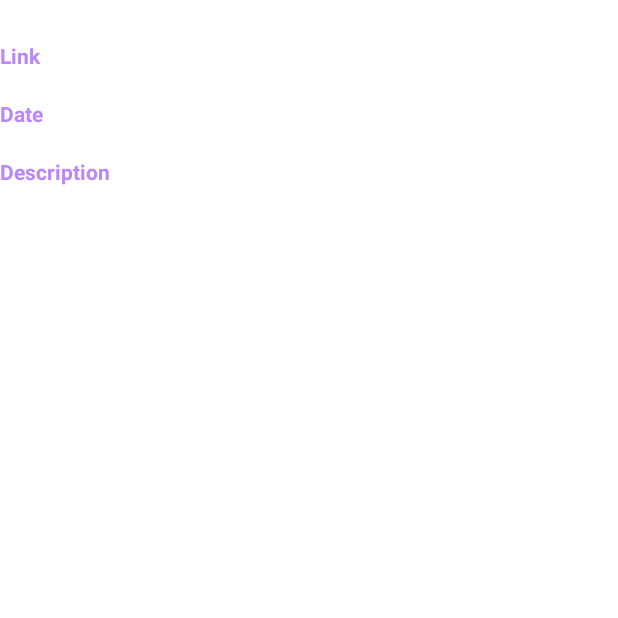
After one commit to HelloNYAC/FinalProject_CST2335, an Android app: the SoccerNewsDetailPage screen opened directly, with no data from a screen before it, on a phone screen of 412 x 824 dp, the top half of it. The commit adds this screen. Run offline under Robolectric (Android 15) with nearby library versions, the phone set to English and light mode, and no system bars.

Commit message:
soccer games milestone1

```diff
--- a/app/src/main/AndroidManifest.xml
+++ b/app/src/main/AndroidManifest.xml
@@ -1,6 +1,8 @@
 <?xml version="1.0" encoding="utf-8"?>
 <manifest xmlns:android="http://schemas.android.com/apk/res/android"
     package="com.finalproject_cst2335">
+
+    <uses-permission android:name="android.permission.INTERNET"/>
 
     <application
         android:allowBackup="true"
@@ -9,6 +11,8 @@
         android:roundIcon="@mipmap/ic_launcher_round"
         android:supportsRtl="true"
         android:theme="@style/Theme.FinalProject_CST2335">
+        <activity android:name=".soccergames.SoccerNewsDetailPage"></activity>
+        <activity android:name=".soccergames.SoccerGameHomePage" />
         <activity android:name=".HomePage">
             <intent-filter>
                 <action android:name="android.intent.action.MAIN" />
--- /dev/null
+++ b/app/src/main/java/com/finalproject_cst2335/soccergames/SoccerNewsDetailPage.java
@@ -0,0 +1,45 @@
+package com.finalproject_cst2335.soccergames;
+
+import androidx.appcompat.app.AppCompatActivity;
+
+import android.os.Bundle;
+import android.widget.TextView;
+
+import com.finalproject_cst2335.R;
+import com.finalproject_cst2335.soccergames.entities.SoccerNews;
+
+public class SoccerNewsDetailPage extends AppCompatActivity {
+
+    /**
+     * components
+     */
+    private TextView titleTv;
+    private TextView linkTv;
+    private TextView dateTv;
+    private TextView descTv;
+    private SoccerNews soccerNews;
+
+    /**
+     * method for initiation
+     * @param savedInstanceState
+     */
+    @Override
+    protected void onCreate(Bundle savedInstanceState) {
+        super.onCreate(savedInstanceState);
+        setContentView(R.layout.activity_soccer_news_detail_page);
+
+        titleTv = findViewById(R.id.sc_news_title);
+        linkTv = findViewById(R.id.sc_detail_link);
+        dateTv = findViewById(R.id.sc_detail_date);
+        descTv = findViewById(R.id.sc_detail_desc);
+
+        soccerNews = (SoccerNews) getIntent().getSerializableExtra(SoccerGameHomePage.SOCCER_NEWS_DETAIL);
+
+        if( soccerNews != null){
+            titleTv.setText(soccerNews.getTitle());
+            linkTv.setText(soccerNews.getArticleUrl());
+            dateTv.setText(soccerNews.getDate());
+            descTv.setText(soccerNews.getDescription());
+        }
+    }
+}
--- /dev/null
+++ b/app/src/main/res/layout/activity_soccer_news_detail_page.xml
@@ -0,0 +1,59 @@
+<?xml version="1.0" encoding="utf-8"?>
+<LinearLayout
+    xmlns:android="http://schemas.android.com/apk/res/android"
+    xmlns:app="http://schemas.android.com/apk/res-auto"
+    xmlns:tools="http://schemas.android.com/tools"
+    android:layout_width="match_parent"
+    android:layout_height="match_parent"
+    android:orientation="vertical"
+    tools:context=".soccergames.SoccerNewsDetailPage">
+    <TextView
+        android:id="@+id/sc_news_title"
+        android:layout_width="match_parent"
+        android:layout_height="wrap_content"
+        android:textAlignment="center"
+        android:textStyle="bold"
+        android:textSize="20dp"/>
+    <ImageView
+        android:id="@+id/sc_detail_thumbnail"
+        android:layout_width="match_parent"
+        android:layout_height="wrap_content"
+        />
+    <TextView
+        android:id="@+id/sc_detail_link_title"
+        android:layout_width="match_parent"
+        android:layout_height="wrap_content"
+        android:textStyle="bold"
+        android:textColor="@color/purple_200"
+        android:text="@string/link"/>
+    <TextView
+        android:id="@+id/sc_detail_link"
+        android:layout_width="match_parent"
+        android:layout_height="wrap_content"
+        android:textStyle="italic"
+        />
+    <TextView
+        android:id="@+id/sc_detail_date_title"
+        android:layout_width="match_parent"
+        android:layout_height="wrap_content"
+        android:textStyle="bold"
+        android:textColor="@color/purple_200"
+        android:text="@string/date"/>
+    <TextView
+        android:id="@+id/sc_detail_date"
+        android:layout_width="match_parent"
+        android:layout_height="wrap_content"
+        />
+    <TextView
+        android:id="@+id/sc_detail_desc_title"
+        android:layout_width="match_parent"
+        android:layout_height="wrap_content"
+        android:textStyle="bold"
+        android:textColor="@color/purple_200"
+        android:text="@string/description"/>
+    <TextView
+        android:id="@+id/sc_detail_desc"
+        android:layout_width="match_parent"
+        android:layout_height="wrap_content"
+        />
+</LinearLayout>
--- a/app/src/main/res/values/strings.xml
+++ b/app/src/main/res/values/strings.xml
@@ -27,4 +27,10 @@
     <string name="songster">Songster</string>
     <string name="car">Car</string>
     <string name="soccerGames">Soccer Games</string>
+    <string name="search">Search</string>
+    <string name="link">Link</string>
+    <string name="date">Date</string>
+    <string name="description">Description</string>
+    <string name="help">Help</string>
+    <string name="back">Back</string>
 </resources>
```
Also changed, not shown: app/src/main/java/com/finalproject_cst2335/HomePage.java (+5 -4 lines), app/src/main/java/com/finalproject_cst2335/soccergames/SoccerGameHomePage.java (added, +317 -0 lines), app/src/main/java/com/finalproject_cst2335/soccergames/entities/SoccerNews.java (added, +85 -0 lines), app/src/main/res/layout/activity_soccer_game_home_page.xml (added, +59 -0 lines), app/src/main/res/layout/news_item_layout.xml (added, +49 -0 lines), app/src/main/res/menu/sc_main_toolbar_items.xml (added, +15 -0 lines), app/src/main/res/drawable-v24/goback.png (added), app/src/main/res/drawable-v24/help.png (added), 1 other file.
